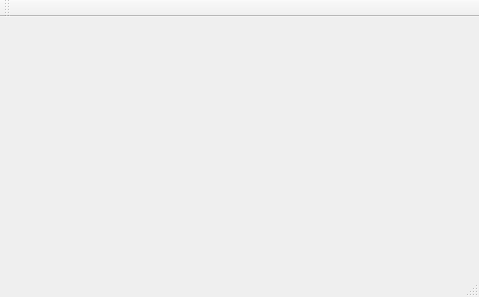
Old version of the form MainWindow.ui in the repository seriznue/StepperArduinoController.
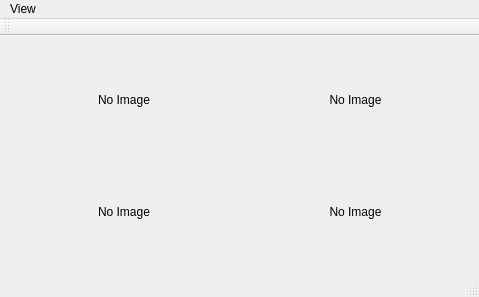
New version of the form.

Diff of the .ui file:
```diff
--- a/MainWindow.ui
+++ b/MainWindow.ui
@@ -16,7 +16,58 @@
   <widget class="QWidget" name="centralWidget">
    <layout class="QVBoxLayout" name="verticalLayout_2">
     <item>
-     <layout class="QHBoxLayout" name="horizontalLayout"/>
+     <layout class="QHBoxLayout" name="horizontalLayout">
+      <item>
+       <layout class="QGridLayout" name="gridLayout">
+        <item row="1" column="0">
+         <widget class="QLabel" name="leftImageLabel_2">
+          <property name="text">
+           <string>No Image</string>
+          </property>
+          <property name="alignment">
+           <set>Qt::AlignCenter</set>
+          </property>
+         </widget>
+        </item>
+        <item row="0" column="0">
+         <widget class="QLabel" name="leftImageLabel">
+          <property name="text">
+           <string>No Image</string>
+          </property>
+          <property name="alignment">
+           <set>Qt::AlignCenter</set>
+          </property>
+         </widget>
+        </item>
+        <item row="0" column="1">
+         <widget class="QLabel" name="rightImageLabel">
+          <property name="text">
+           <string>No Image</string>
+          </property>
+          <property name="alignment">
+           <set>Qt::AlignCenter</set>
+          </property>
+         </widget>
+        </item>
+        <item row="1" column="1">
+         <widget class="QLabel" name="rightImageLabel_2">
+          <property name="text">
+           <string>No Image</string>
+          </property>
+          <property name="alignment">
+           <set>Qt::AlignCenter</set>
+          </property>
+         </widget>
+        </item>
+       </layout>
+      </item>
+     </layout>
+    </item>
+    <item>
+     <layout class="QHBoxLayout" name="horizontalLayout1"/>
+    </item>
+    <item>
+     <layout class="QHBoxLayout" name="horizontalLayout2"/>
     </item>
     <item>
      <layout class="QVBoxLayout" name="verticalLayout"/>
@@ -32,6 +83,14 @@
      <height>21</height>
     </rect>
    </property>
+   <widget class="QMenu" name="menuOptions">
+    <property name="title">
+     <string>View</string>
+    </property>
+    <addaction name="actionCameras_viewer"/>
+    <addaction name="actionAngles_viewer"/>
+   </widget>
+   <addaction name="menuOptions"/>
   </widget>
   <widget class="QToolBar" name="mainToolBar">
    <attribute name="toolBarArea">
```
Left out of the diff: 22 changed lines with no effect on the pictures.
